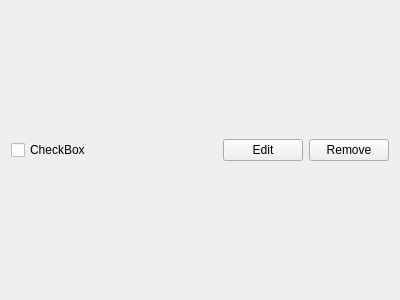
Old version of the form Task.ui in the repository RichardLaskowski/Mastering-Qt-5-Todo-Desktop-App.
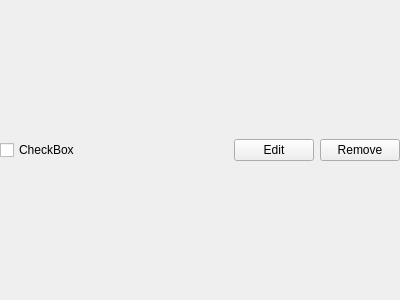
New version of the form.

Patch:
```diff
--- a/Task.ui
+++ b/Task.ui
@@ -14,6 +14,18 @@
    <string>Form</string>
   </property>
   <layout class="QHBoxLayout" name="horizontalLayout">
+   <property name="leftMargin">
+    <number>0</number>
+   </property>
+   <property name="topMargin">
+    <number>0</number>
+   </property>
+   <property name="rightMargin">
+    <number>0</number>
+   </property>
+   <property name="bottomMargin">
+    <number>0</number>
+   </property>
    <item>
     <widget class="QCheckBox" name="checkBox">
      <property name="text">
```
